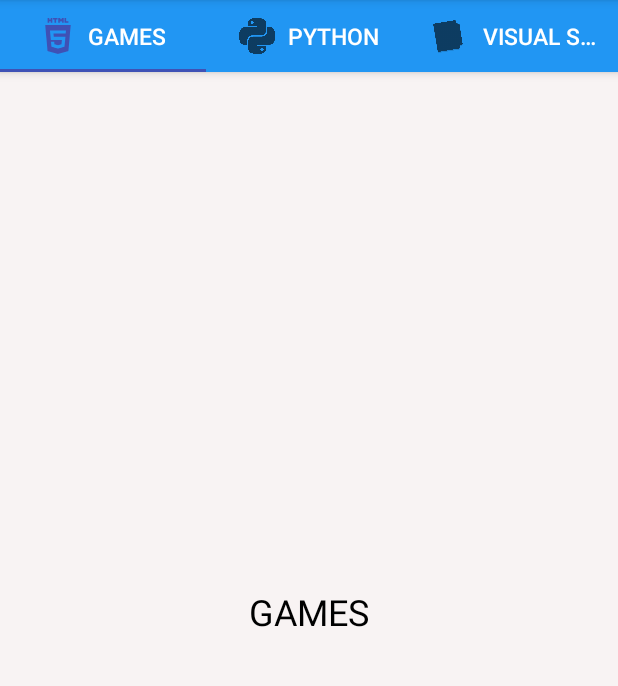
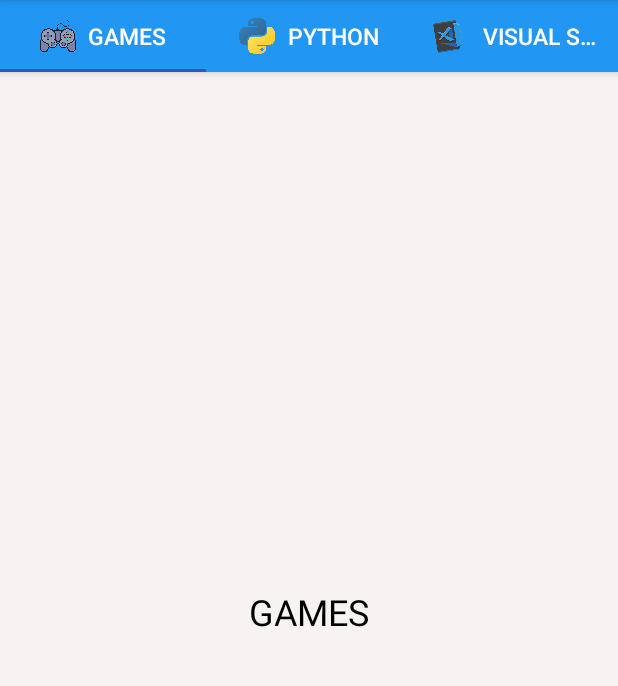
Before and after one commit to lvanegasimagine/Tabs_Inatec, an Android app: the screen it shows after launch (MainActivity), on a phone screen of 412 x 824 dp, the part 84-770 px from its top. Run offline under Robolectric (Android 15) with nearby library versions, the phone set to English and light mode, and no system bars.

Commit message:
Imagen funcional

```diff
--- a/app/src/main/java/com/base/tabsinatec/MainActivity.kt
+++ b/app/src/main/java/com/base/tabsinatec/MainActivity.kt
@@ -23,8 +23,9 @@ class MainActivity : AppCompatActivity() {
         adapter.addFragment(SettingFragment(), "VISUAL STUDIO")
         viewPager.adapter = adapter
         tabs.setupWithViewPager(viewPager)
+        tabs.tabIconTint = null
 
-        tabs.getTabAt(0)!!.setIcon(R.drawable.ic_html)
+        tabs.getTabAt(0)!!.setIcon(R.drawable.games)
         tabs.getTabAt(1)!!.setIcon(R.drawable.python)
         tabs.getTabAt(2)!!.setIcon(R.drawable.vscode)
     }
```
Also changed, not shown: app/src/main/res/drawable/games.png.
